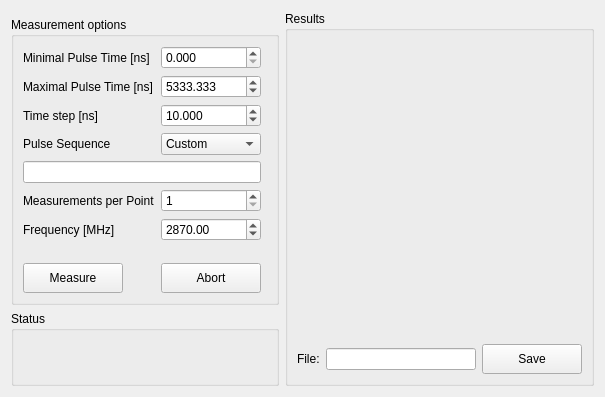
Above: Gui/rabi.ui from treegem/DemoSetup before the change. Below: the same form after it.
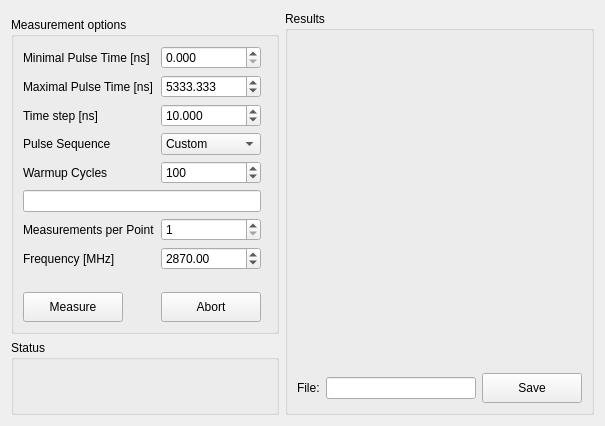
That is the form after the change. Custom widgets are drawn as their Qt base class.

Commit message: Implemented warmup cycles to rabi gui

What changed in the file:
```diff
--- a/Gui/rabi.ui
+++ b/Gui/rabi.ui
@@ -7,7 +7,7 @@
     <x>0</x>
     <y>0</y>
     <width>605</width>
-    <height>397</height>
+    <height>426</height>
    </rect>
   </property>
   <property name="windowTitle">
@@ -121,14 +121,7 @@
         <string>Measurement options</string>
        </property>
        <layout class="QGridLayout" name="gridLayout">
-        <item row="0" column="0">
-         <widget class="QLabel" name="label">
-          <property name="text">
-           <string>Minimal Pulse Time [ns]</string>
-          </property>
-         </widget>
-        </item>
-        <item row="9" column="0">
+        <item row="10" column="0">
          <widget class="QPushButton" name="btn_measure">
           <property name="sizePolicy">
            <sizepolicy hsizetype="Fixed" vsizetype="Fixed">
@@ -147,7 +140,7 @@
           </property>
          </widget>
         </item>
-        <item row="6" column="0">
+        <item row="7" column="0">
          <widget class="QLabel" name="label_6">
           <property name="text">
            <string>Frequency [MHz]</string>
@@ -161,14 +154,35 @@
           </property>
          </widget>
         </item>
-        <item row="5" column="0">
+        <item row="0" column="0">
+         <widget class="QLabel" name="label">
+          <property name="text">
+           <string>Minimal Pulse Time [ns]</string>
+          </property>
+         </widget>
+        </item>
+        <item row="3" column="0">
+         <widget class="QLabel" name="label_7">
+          <property name="text">
+           <string>Pulse Sequence</string>
+          </property>
+         </widget>
+        </item>
+        <item row="6" column="0">
          <widget class="QLabel" name="label_4">
           <property name="text">
            <string>Measurements per Point</string>
           </property>
          </widget>
         </item>
-        <item row="8" column="0" colspan="3">
+        <item row="1" column="0">
+         <widget class="QLabel" name="label_2">
+          <property name="text">
+           <string>Maximal Pulse Time [ns]</string>
+          </property>
+         </widget>
+        </item>
+        <item row="9" column="0" colspan="3">
          <spacer name="verticalSpacer">
           <property name="orientation">
            <enum>Qt::Vertical</enum>
@@ -181,37 +195,10 @@
           </property>
          </spacer>
         </item>
-        <item row="1" column="0">
-         <widget class="QLabel" name="label_2">
-          <property name="text">
-           <string>Maximal Pulse Time [ns]</string>
-          </property>
-         </widget>
-        </item>
-        <item row="3" column="0">
-         <widget class="QLabel" name="label_7">
-          <property name="text">
-           <string>Pulse Sequence</string>
-          </property>
-         </widget>
-        </item>
-        <item row="4" column="0" colspan="2">
+        <item row="5" column="0" colspan="2">
          <widget class="QLineEdit" name="line_seq"/>
         </item>
-        <item row="6" column="1">
-         <widget class="QDoubleSpinBox" name="box_freq">
-          <property name="maximum">
-           <double>4000.000000000000000</double>
-          </property>
-          <property name="singleStep">
-           <double>1.000000000000000</double>
-          </property>
-          <property name="value">
-           <double>2870.000000000000000</double>
-          </property>
-         </widget>
-        </item>
-        <item row="9" column="1">
+        <item row="10" column="1">
          <widget class="QPushButton" name="btn_abort">
           <property name="sizePolicy">
            <sizepolicy hsizetype="Fixed" vsizetype="Fixed">
@@ -246,13 +233,6 @@
           </property>
          </widget>
         </item>
-        <item row="5" column="1">
-         <widget class="QSpinBox" name="box_count">
-          <property name="minimum">
-           <number>1</number>
-          </property>
-         </widget>
-        </item>
         <item row="1" column="1">
          <widget class="QDoubleSpinBox" name="box_max">
           <property name="decimals">
@@ -266,6 +246,26 @@
           </property>
          </widget>
         </item>
+        <item row="6" column="1">
+         <widget class="QSpinBox" name="box_count">
+          <property name="minimum">
+           <number>1</number>
+          </property>
+         </widget>
+        </item>
+        <item row="7" column="1">
+         <widget class="QDoubleSpinBox" name="box_freq">
+          <property name="maximum">
+           <double>4000.000000000000000</double>
+          </property>
+          <property name="singleStep">
+           <double>1.000000000000000</double>
+          </property>
+          <property name="value">
+           <double>2870.000000000000000</double>
+          </property>
+         </widget>
+        </item>
         <item row="2" column="1">
          <widget class="QDoubleSpinBox" name="box_step">
           <property name="decimals">
@@ -300,6 +300,23 @@
           </item>
          </widget>
         </item>
+        <item row="4" column="0">
+         <widget class="QLabel" name="lbl_warmup">
+          <property name="text">
+           <string>Warmup Cycles</string>
+          </property>
+         </widget>
+        </item>
+        <item row="4" column="1">
+         <widget class="QSpinBox" name="box_warmup">
+          <property name="maximum">
+           <number>9999</number>
+          </property>
+          <property name="value">
+           <number>100</number>
+          </property>
+         </widget>
+        </item>
        </layout>
       </widget>
      </item>
```
The commit also changes 3 other files.
